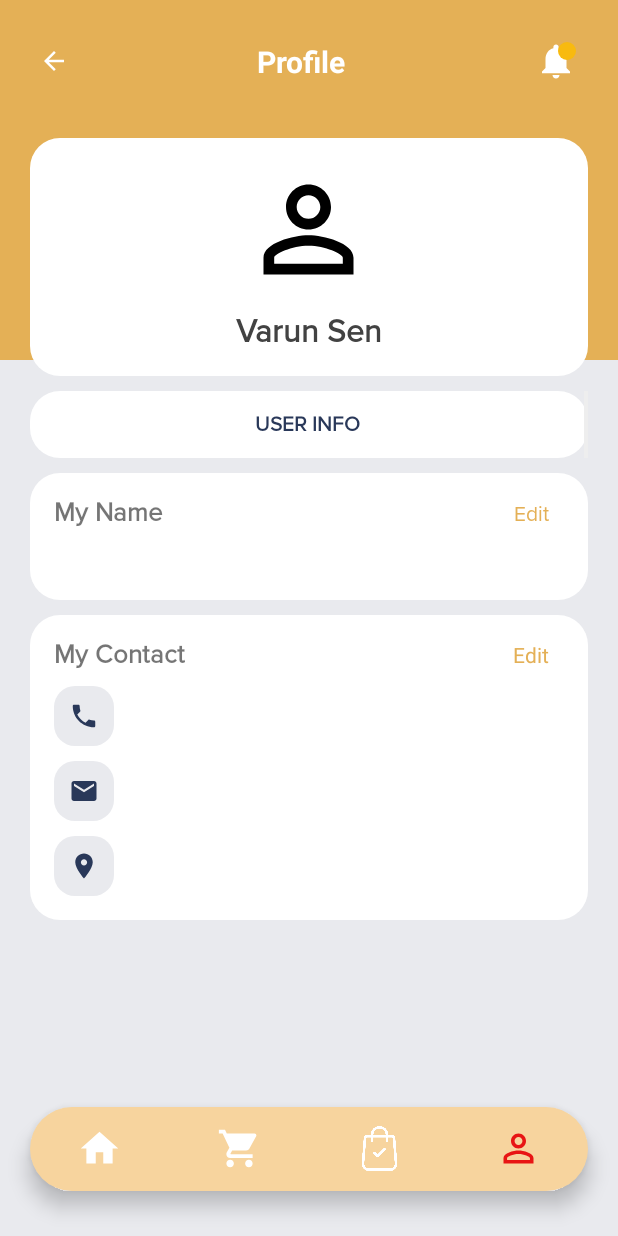
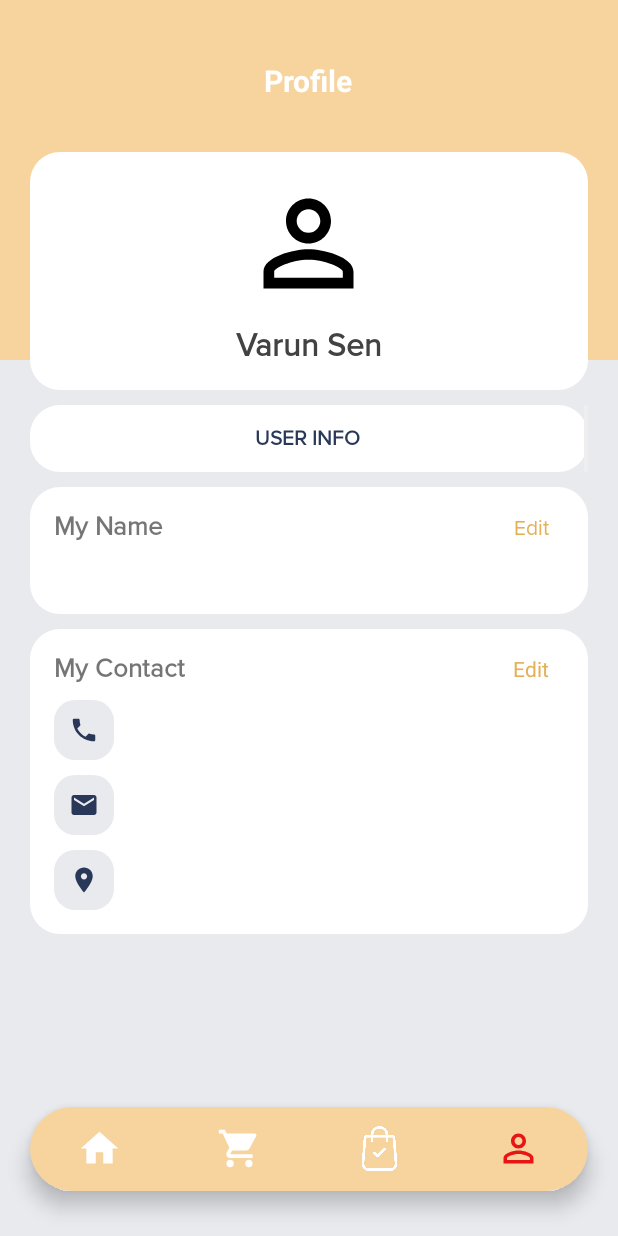
Before and after one commit to varun11192/Pizza-Delivery, an Android app: the ProfileActivity screen opened directly, with no data from a screen before it, on a phone screen of 412 x 824 dp. Run offline under Robolectric (Android 15) with nearby library versions, the phone set to English and light mode, and no system bars; our stand-ins replace Firebase (no records; nobody signed in at launch, a user with empty details on screens opened directly).

Commit message:
back btn removed from profile, added in profile update

```diff
--- a/app/src/main/res/layout/activity_profile.xml
+++ b/app/src/main/res/layout/activity_profile.xml
@@ -11,7 +11,7 @@
     <LinearLayout
         android:layout_width="match_parent"
         android:layout_height="240dp"
-        android:background="#E4B056" />
+        android:background="@color/peach" />
 
     <!--Top Header Layout-->
     <LinearLayout
@@ -20,13 +20,8 @@
         android:layout_height="wrap_content"
         android:layout_alignParentTop="true"
         android:gravity="center_vertical"
+        android:layout_marginTop="24dp"
         android:padding="16dp">
-
-        <ImageView
-            android:layout_width="40dp"
-            android:layout_height="40dp"
-            android:padding="10dp"
-            android:src="@drawable/ic_arrow_back_24dp" />
 
         <Space
             android:layout_width="wrap_content"
@@ -46,26 +41,7 @@
             android:layout_height="wrap_content"
             android:layout_weight="1" />
 
-        <RelativeLayout
-            android:layout_width="50dp"
-            android:layout_height="50dp">
 
-            <ImageView
-                android:layout_width="40dp"
-                android:layout_height="40dp"
-                android:layout_centerInParent="true"
-                android:padding="6dp"
-                android:src="@drawable/ic_notifications_white_24dp" />
-
-            <ImageView
-                android:layout_width="20dp"
-                android:layout_height="20dp"
-                android:layout_alignParentTop="true"
-                android:layout_alignParentEnd="true"
-                android:layout_margin="8dp"
-                android:padding="4dp"
-                android:src="@drawable/circleyellowfil" />
-        </RelativeLayout>
 
     </LinearLayout>
 
@@ -89,6 +65,7 @@
                 android:layout_height="wrap_content"
                 android:background="@drawable/circularbordersolid"
                 android:gravity="center"
+                android:layout_marginTop="8dp"
                 android:orientation="vertical"
                 android:padding="16dp">
 
```
Also changed, not shown: app/src/main/java/com/example/wapp/ProfileUpdate.java (+8 -1 lines), app/src/main/res/layout/activity_update_user_info.xml (+14 -2 lines).
